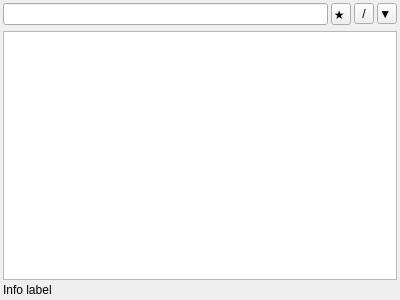
First picture: the form in qt-app/src/panel/cpanelwidget.ui, repository VioletGiraffe/file-commander, before the edit.
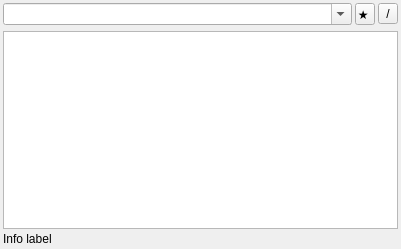
Second picture: the form after the edit. Custom widgets are drawn as their Qt base class.

Commit message: Address line made into CHistoryComboBox, removing the need for separate history access UI

Patch:
```diff
--- a/qt-app/src/panel/cpanelwidget.ui
+++ b/qt-app/src/panel/cpanelwidget.ui
@@ -6,8 +6,8 @@
    <rect>
     <x>0</x>
     <y>0</y>
-    <width>400</width>
-    <height>300</height>
+    <width>401</width>
+    <height>249</height>
    </rect>
   </property>
   <property name="windowTitle">
@@ -30,12 +30,19 @@
     <number>3</number>
    </property>
    <item>
-    <layout class="QHBoxLayout" name="horizontalLayout" stretch="1,0,0,0">
+    <layout class="QHBoxLayout" name="horizontalLayout" stretch="0,0,0">
      <property name="spacing">
       <number>3</number>
      </property>
      <item>
-      <widget class="CLineEdit" name="_pathNavigator"/>
+      <widget class="CHistoryComboBox" name="_pathNavigator">
+       <property name="editable">
+        <bool>true</bool>
+       </property>
+       <property name="maxVisibleItems">
+        <number>30</number>
+       </property>
+      </widget>
      </item>
      <item>
       <widget class="QToolButton" name="_btnFavs">
@@ -93,34 +100,6 @@
        </property>
       </widget>
      </item>
-     <item>
-      <widget class="QToolButton" name="_btnHistory">
-       <property name="sizePolicy">
-        <sizepolicy hsizetype="Minimum" vsizetype="Fixed">
-         <horstretch>0</horstretch>
-         <verstretch>0</verstretch>
-        </sizepolicy>
-       </property>
-       <property name="minimumSize">
-        <size>
-         <width>20</width>
-         <height>0</height>
-        </size>
-       </property>
-       <property name="maximumSize">
-        <size>
-         <width>20</width>
-         <height>16777215</height>
-        </size>
-       </property>
-       <property name="toolTip">
-        <string>History</string>
-       </property>
-       <property name="text">
-        <string>▼ </string>
-       </property>
-      </widget>
-     </item>
     </layout>
    </item>
    <item>
@@ -196,9 +175,9 @@
    <header>panel/filelistwidget/cfilelistview.h</header>
   </customwidget>
   <customwidget>
-   <class>CLineEdit</class>
-   <extends>QLineEdit</extends>
-   <header>widgets/clineedit.h</header>
+   <class>CHistoryComboBox</class>
+   <extends>QComboBox</extends>
+   <header>historycombobox/chistorycombobox.h</header>
   </customwidget>
  </customwidgets>
  <resources/>
```
The commit also changes 6 other files.
